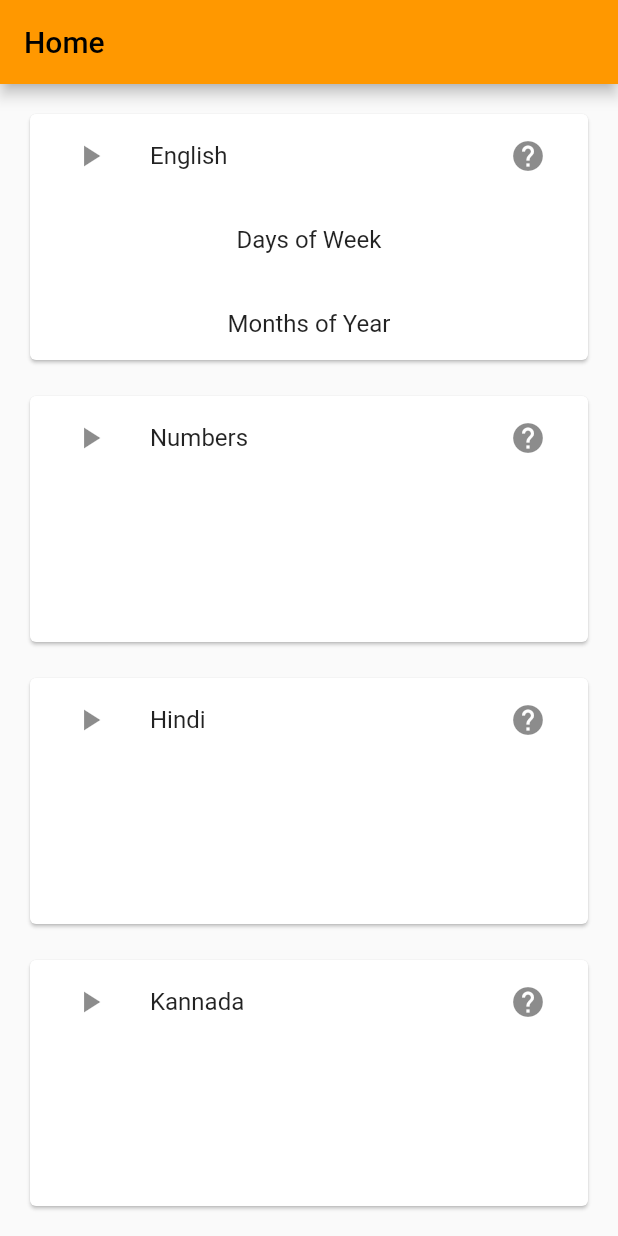
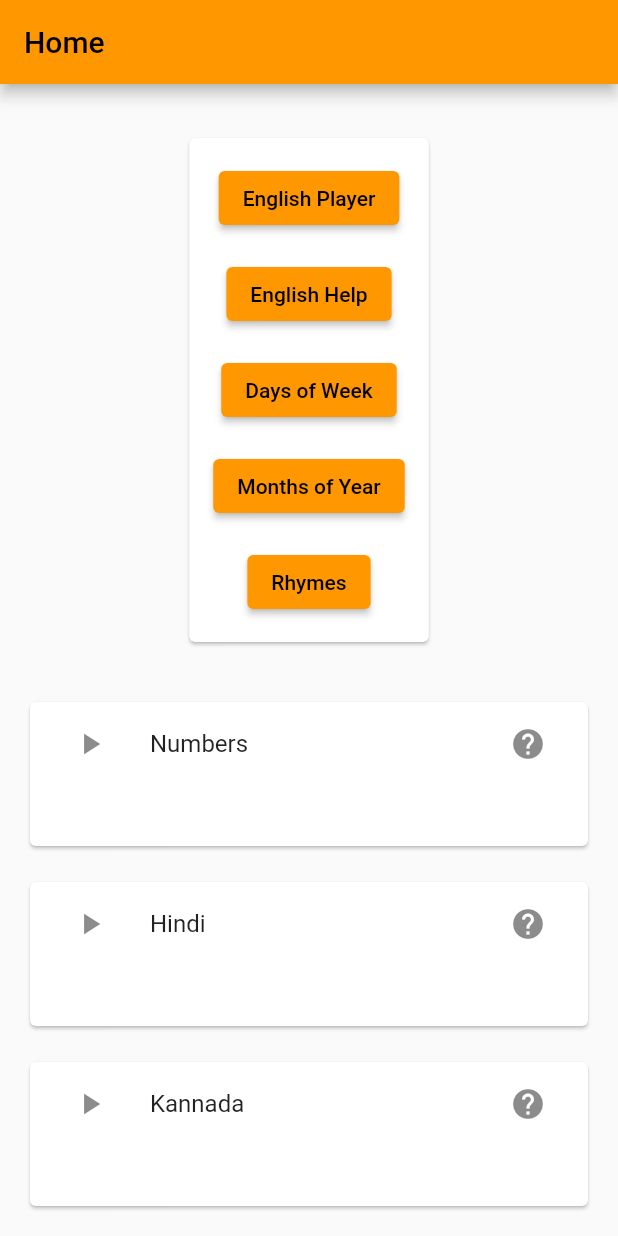
Before and after one commit to ikbhal/alphabet_tts_loop_start_end_alphabet, a Flutter app: the screen it shows after launch, on a phone screen of 412 x 824 dp. Run offline on Flutter 3.47's test engine with Material 2 defaults, Android fonts, the phone set to English and light mode, and no system bars; our stand-ins replace audioplayers, flutter_tts.

Commit message:
reorganized english card, rhymes list, rhymes audio to assets, rhymes not playing

```diff
--- a/lib/home_screen.dart
+++ b/lib/home_screen.dart
@@ -13,51 +13,61 @@ class HomeScreen extends StatelessWidget {
           child: Column(
             mainAxisAlignment: MainAxisAlignment.center,
             children: [
-              Expanded(
+              // begin of english card
+              SingleChildScrollView(
+                child: Center(
+                  child: Padding(
+                    padding: EdgeInsets.all(16.0),
                     child: Card(
+                      child: Padding(
+                        padding: EdgeInsets.all(16.0),
                         child: Column(
+                          mainAxisAlignment: MainAxisAlignment.center,
                           children: [
-                      ListTile(
-                        onTap: () {
-                          Navigator.pushNamed(context, '/englishPlayer');
-                        },
-                        title: Text('English'),
-                        leading: IconButton(
-                          icon: Icon(Icons.play_arrow),
+                            ElevatedButton(
                               onPressed: () {
                                 Navigator.pushNamed(context, '/englishPlayer');
                               },
+                              child: Text('English Player'),
                             ),
-                        trailing: IconButton(
-                          icon: Icon(Icons.help),
+                            SizedBox(height: 16.0),
+                            ElevatedButton(
                               onPressed: () {
                                 Navigator.pushNamed(context, '/englishHelp');
                               },
+                              child: Text('English Help'),
                             ),
-                      ),
-                      ListTile(
-                        onTap: () {
+                            SizedBox(height: 16.0),
+                            ElevatedButton(
+                              onPressed: () {
                                 Navigator.pushNamed(context, '/daysOfWeek');
                               },
-                        title: Align(
-                          alignment: Alignment.topCenter,
-                          child:Text('Days of Week')
+                              child: Text('Days of Week'),
                             ),
-                      ),
-                      ListTile(
-                        onTap: () {
+                            SizedBox(height: 16.0),
+                            ElevatedButton(
+                              onPressed: () {
                                 Navigator.pushNamed(context, '/monthsOfYear');
                               },
-                        title: Align(
-                          alignment: Alignment.topCenter,
                               child: Text('Months of Year'),
                             ),
+                            SizedBox(height: 16.0),
+                            ElevatedButton(
+                              onPressed: () {
+                                Navigator.pushNamed(context, '/rhymes');
+                              },
+                              child: Text('Rhymes'),
                             ),
-
                           ],
                         ),
                       ),
                     ),
+                  ),
+                ),
+              ),
+              // )
+
+              // endof english
               SizedBox(height: 16.0),
               Expanded(
                 child: Card(
--- a/lib/main.dart
+++ b/lib/main.dart
@@ -12,6 +12,8 @@ import 'english_help_screen.dart';
 import 'number_help_screen.dart';
 import 'hindi_help_screen.dart';
 import 'kannada_help_screen.dart';
+import 'rhymes_screen.dart';
+
 
 void main() {
   runApp(MyApp());
@@ -32,6 +34,7 @@ class MyApp extends StatelessWidget {
         '/englishPlayer': (context) => EnglishPlayer(),
         '/monthsOfYear': (context) => MonthsOfYearScreen(),
         '/daysOfWeek': (context) => DaysOfWeekScreen(),
+        '/rhymes': (context) => RhymesScreen(),
         '/numberPlayer': (context) => NumberPlayer(),
         '/hindiPlayer': (context) => HindiPlayer(),
         '/kannadaPlayer': (context) => KannadaPlayer(),
--- /dev/null
+++ b/lib/rhymes_screen.dart
@@ -0,0 +1,48 @@
+import 'package:audioplayers/audioplayers.dart';
+import 'package:flutter/material.dart';
+import 'package:flutter_tts/flutter_tts.dart';
+
+class RhymesScreen extends StatelessWidget {
+  final AudioPlayer audioPlayer = AudioPlayer();
+  final List<String> rhymes = [
+    'Twinkle, Twinkle, Little Star',
+    'Row, Row, Row Your Boat',
+    'Humpty Dumpty sat on a wall',
+    'Baa, baa, black sheep',
+  ];
+
+  final List<String> rhymeAssets = [
+    'assets/english/rhymes/twinkle_twinkel_star.mp4',
+    'assets/english/rhymes/row_row.mp4',
+    'assets/english/rhymes/Humpty_Dumpty.mp4',
+    'assets/english/rhymes/Baa,_Baa,_Black_Sheep.mp4'
+  ];
+
+  final FlutterTts flutterTts = FlutterTts();
+
+  @override
+  Widget build(BuildContext context) {
+    return Scaffold(
+      appBar: AppBar(
+        title: Text('Rhymes List'),
+      ),
+      body: ListView.builder(
+        itemCount: rhymes.length,
+        itemBuilder: (context, index) {
+          final rhyme = rhymes[index];
+          return ListTile(
+            title: Text(rhyme),
+            onTap: () {
+              final rhymeAsset = rhymeAssets[index];
+              playRhyme(rhymeAsset);
+            },
+          );
+        },
+      ),
+    );
+  }
+
+  Future<void> playRhyme(String assetPath) async {
+    await audioPlayer.play(AssetSource(assetPath));
+  }
+}
--- a/pubspec.yaml
+++ b/pubspec.yaml
@@ -36,6 +36,7 @@ dependencies:
   # Use with the CupertinoIcons class for iOS style icons.
   cupertino_icons: ^1.0.2
   flutter_tts: ^3.7.0
+  audioplayers: ^4.1.0
 
 dev_dependencies:
   flutter_test:
@@ -67,6 +68,8 @@ flutter:
   # To add assets to your application, add an assets section, like this:
   assets:
      - assets/
+     - assets/english/rhymes/
+     - assets/english/
   #   - images/a_dot_burr.jpeg
   #   - images/a_dot_ham.jpeg
 
```
Also changed, not shown: pubspec.lock, 9 other files. Lines whose indentation alone changed are shown as unchanged.
